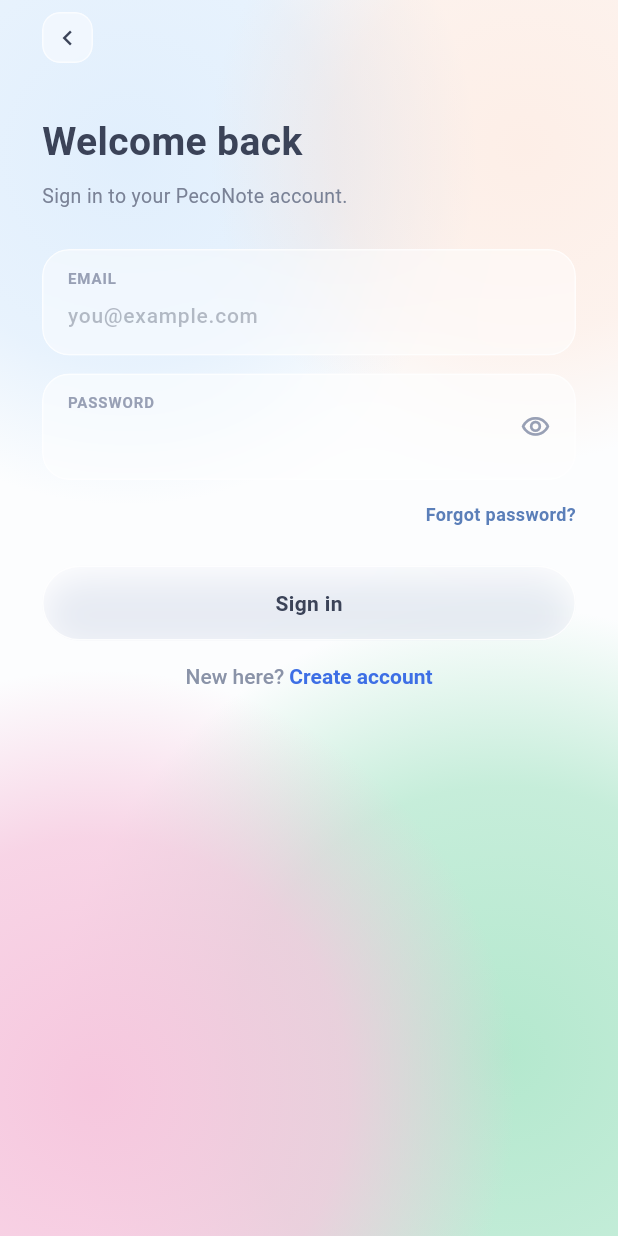
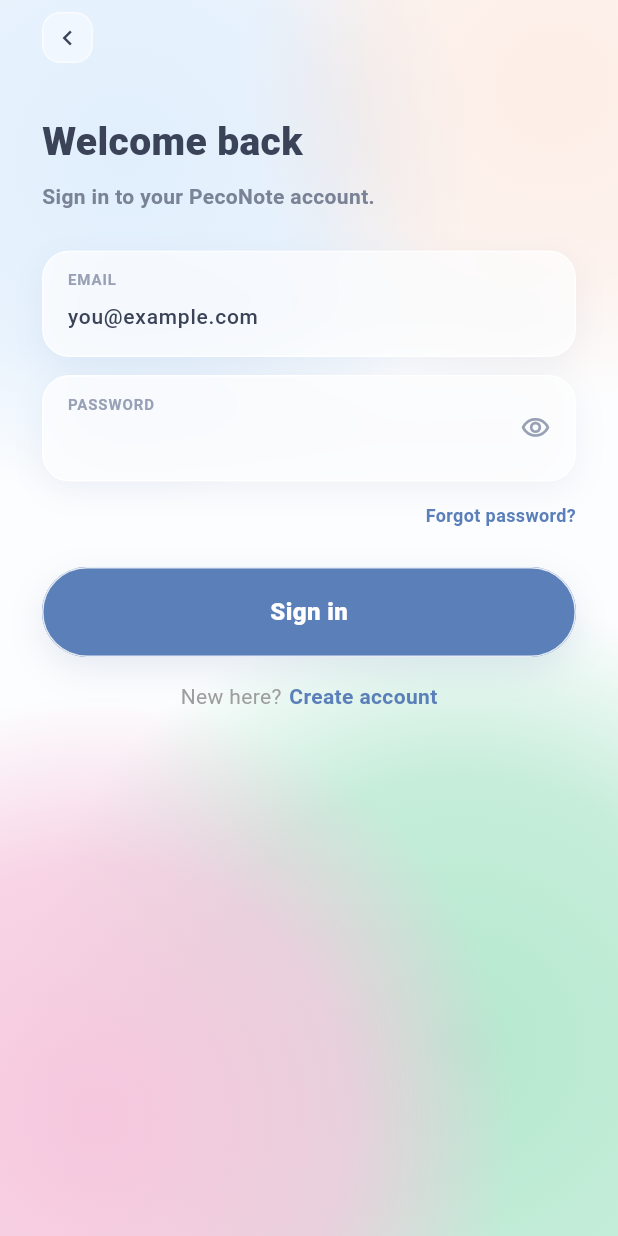
Before and after one commit to OleksiTk/PecoNote_Flutter, a Flutter app: the AuthChoiceScreen screen opened by its route, after a tap on "Continue with Email", on a phone screen of 412 x 824 dp. Run offline on Flutter 3.47's test engine with Material 3 defaults, Android fonts, the light colour scheme and no system bars; our stand-ins replace dio, flutter_dotenv, flutter_riverpod, flutter_secure_storage, go_router, local_auth; accounts and stored records are empty.

Commit message:
add new page home and fix design on auth page

```diff
--- a/lib/app/router/app_router.dart
+++ b/lib/app/router/app_router.dart
@@ -6,6 +6,7 @@
 import '../../features/auth/presentation/screens/login_screen.dart';
 import '../../features/auth/presentation/screens/password_reset_screen.dart';
 import '../../features/auth/presentation/screens/register_screen.dart';
+import '../../features/home/presentation/screens/home_screen.dart';
 import '../../features/onboarding/presentation/screens/onboarding_screen.dart';
 import '../../features/startup/presentation/screens/start_choice_screen.dart';
 import '../../features/startup/presentation/screens/splash_screen.dart';
@@ -98,6 +99,11 @@
           return ReadyScreen(option: option);
         },
       ),
+      GoRoute(
+        path: AppRoute.home.path,
+        name: AppRoute.home.name,
+        builder: (context, state) => const HomeScreen(),
+      ),
     ],
   );
 });
--- a/lib/app/router/app_routes.dart
+++ b/lib/app/router/app_routes.dart
@@ -7,7 +7,8 @@
   forgotPassword('/auth/forgot-password'),
   resetPassword('/reset-password'),
   startChoice('/start'),
-  ready('/ready');
+  ready('/ready'),
+  home('/home');
 
   const AppRoute(this.path);
 
--- a/lib/features/auth/presentation/screens/auth_choice_screen.dart
+++ b/lib/features/auth/presentation/screens/auth_choice_screen.dart
@@ -1,14 +1,15 @@
 import 'package:flutter/material.dart';
 import 'package:go_router/go_router.dart';
+import 'package:flutter/gestures.dart';
 
 import '../../../../app/router/app_routes.dart';
 import '../../../../shared/widgets/app_buttons.dart';
 import '../../../../shared/widgets/app_logo.dart';
 import '../../../../shared/widgets/gradient_background.dart';
 
-const _textColor = Color(0xFF3B4358);
+const _textColor = Color(0xFFFFFFFF);
 const _grayText = Color(0xFF7A8296);
-const _accentBlue = Color(0xFF3D6FE5);
+const _accentBlue = Color(0xFF5B7FB9);
 
 class AuthChoiceScreen extends StatelessWidget {
   const AuthChoiceScreen({super.key});
@@ -42,34 +43,50 @@
               const Spacer(flex: 5),
               PillButton(
                 label: 'Continue with Google',
+                backgroundColor: Colors.white,
                 leading: const Icon(
                   Icons.g_mobiledata,
                   size: 26,
-                  color: _textColor,
+                  color: _grayText,
                 ),
-                onPressed: null,
+                onPressed: () => _goToLogin(context),
               ),
               const SizedBox(height: 12),
               PillButton(
                 label: 'Continue with Apple',
-                leading: const Icon(Icons.apple, size: 20, color: _textColor),
-                onPressed: null,
+                backgroundColor: Colors.white,
+                leading: const Icon(Icons.apple, size: 20, color: _grayText),
+
+                onPressed: () => _goToLogin(context),
               ),
               const SizedBox(height: 12),
               PillButton(
                 label: 'Continue with Email',
+                backgroundColor: Colors.white,
                 leading: const Icon(
                   Icons.email_outlined,
                   size: 20,
-                  color: _textColor,
+                  color: _grayText,
                 ),
                 onPressed: () => _goToLogin(context),
               ),
               const SizedBox(height: 10),
-              TextLinkRow(
-                prefix: 'No account?',
-                linkLabel: 'Sign up',
-                onTap: () => _goToRegister(context),
+              Text.rich(
+                TextSpan(
+                  text: 'No account? ',
+                  style: const TextStyle(color: Colors.grey, fontSize: 14),
+                  children: [
+                    TextSpan(
+                      text: 'Sign up',
+                      style: const TextStyle(
+                        color: _accentBlue,
+                        fontWeight: FontWeight.bold,
+                      ),
+                      recognizer: TapGestureRecognizer()
+                        ..onTap = () => _goToRegister(context),
+                    ),
+                  ],
+                ),
               ),
               const SizedBox(height: 10),
               Padding(
@@ -78,7 +95,7 @@
                   textAlign: TextAlign.center,
                   text: const TextSpan(
                     style: TextStyle(
-                  fontSize: 10,
+                      fontSize: 12,
                       color: _grayText,
                       height: 1.4,
                     ),
@@ -87,7 +104,7 @@
                       TextSpan(
                         text: 'Terms of Service',
                         style: TextStyle(
-                          color: _accentBlue,
+                          color: _grayText,
                           fontWeight: FontWeight.w600,
                         ),
                       ),
@@ -95,7 +112,7 @@
                       TextSpan(
                         text: 'Privacy Policy',
                         style: TextStyle(
-                          color: _accentBlue,
+                          color: _grayText,
                           fontWeight: FontWeight.w600,
                         ),
                       ),
--- a/lib/features/auth/presentation/screens/login_screen.dart
+++ b/lib/features/auth/presentation/screens/login_screen.dart
@@ -1,5 +1,6 @@
 import 'dart:async';
 
+import 'package:flutter/gestures.dart';
 import 'package:flutter/material.dart';
 import 'package:flutter_riverpod/flutter_riverpod.dart';
 import 'package:go_router/go_router.dart';
@@ -13,6 +14,7 @@
 
 const _textColor = Color(0xFF3B4358);
 const _grayText = Color(0xFF7A8296);
+const _accentBlue = Color(0xFF5B7FB9);
 
 class LoginScreen extends ConsumerStatefulWidget {
   const LoginScreen({super.key});
@@ -81,14 +83,18 @@
                 'Welcome back',
                 style: TextStyle(
                   fontSize: 26,
-                  fontWeight: FontWeight.w700,
+                  fontWeight: FontWeight.w900,
                   color: _textColor,
                 ),
               ),
               const SizedBox(height: 8),
               const Text(
                 'Sign in to your PecoNote account.',
-                style: TextStyle(fontSize: 13, color: _grayText),
+                style: TextStyle(
+                  fontSize: 14,
+                  color: _grayText,
+                  fontWeight: FontWeight.w600,
+                ),
               ),
               const SizedBox(height: 26),
               AppTextField(
@@ -119,7 +125,7 @@
                       style: TextStyle(
                         fontSize: 12,
                         fontWeight: FontWeight.w600,
-                        color: Color(0xFF5B7FB9),
+                        color: _accentBlue,
                       ),
                     ),
                   ),
@@ -138,13 +144,35 @@
               PillButton(
                 label: _loading ? 'Signing in…' : 'Sign in',
                 onPressed: _loading ? null : () => unawaited(_signIn()),
+                backgroundColor: _accentBlue,
+                foregroundColor: Colors.white,
               ),
               const SizedBox(height: 16),
-              TextLinkRow(
-                prefix: 'New here?',
-                linkLabel: 'Create account',
-                onTap: () => context.goNamed(AppRoute.register.name),
+
+              Container(
+                alignment: Alignment.center,
+                child: Text.rich(
+                  TextSpan(
+                    text: 'New here?',
+                    style: const TextStyle(color: Colors.grey, fontSize: 14),
+                    children: [
+                      const WidgetSpan(child: SizedBox(width: 5)),
+
+                      TextSpan(
+                        text: 'Create account',
+                        style: const TextStyle(
+                          color: _accentBlue,
+                          fontWeight: FontWeight.bold,
+                        ),
+                        recognizer: TapGestureRecognizer()
+                          ..onTap = () =>
+                              context.goNamed(AppRoute.register.name),
+                      ),
+                    ],
+                  ),
+                ),
               ),
+
               const SizedBox(height: 24),
             ],
           ),
--- a/lib/features/startup/presentation/screens/start_choice_screen.dart
+++ b/lib/features/startup/presentation/screens/start_choice_screen.dart
@@ -86,7 +86,7 @@
                 iconColor: const Color(0xFFC1602E),
                 title: 'Try the demo',
                 subtitle: 'Look around with sample data first.',
-                onTap: () => _selectAndContinue(context, 'Try the demo'),
+                onTap: () => context.goNamed(AppRoute.home.name),
               ),
             ],
           ),
--- a/lib/shared/widgets/app_buttons.dart
+++ b/lib/shared/widgets/app_buttons.dart
@@ -23,53 +23,50 @@
   final Widget? leading;
 
   @override
+  @override
+  @override
   Widget build(BuildContext context) {
-    return SizedBox(
+    final enabled = onPressed != null;
+    return Container(
       width: double.infinity,
-      height: 50,
-      child: ClipRRect(
-        borderRadius: BorderRadius.circular(99),
-        child: BackdropFilter(
-          filter: ImageFilter.blur(sigmaX: 24, sigmaY: 24),
-          child: Material(
-            color: backgroundColor.withValues(
-              alpha: onPressed == null ? 0.32 : 0.62,
-            ),
-            child: InkWell(
-              onTap: onPressed,
-              child: DecoratedBox(
+      height: 60,
       decoration: BoxDecoration(
         borderRadius: BorderRadius.circular(99),
-                  border: Border.all(
-                    color: Colors.white.withValues(alpha: 0.85),
-                  ),
         boxShadow: [
           BoxShadow(
-                      color: const Color(
-                        0xFF6E87B4,
-                      ).withValues(alpha: 0.16),
+            color: const Color(0xFF6E87B4).withValues(alpha: 0.16),
             blurRadius: 20,
             offset: const Offset(0, 8),
           ),
         ],
       ),
+      child: ClipRRect(
+        borderRadius: BorderRadius.circular(99),
+        child: Material(
+          color: enabled
+              ? backgroundColor
+              : backgroundColor.withValues(alpha: 0.5),
+          child: InkWell(
+            onTap: onPressed,
+            child: Container(
+              alignment: Alignment.center,
+              decoration: BoxDecoration(
+                borderRadius: BorderRadius.circular(99),
+                border: Border.all(color: Colors.white.withValues(alpha: 0.85)),
+              ),
               child: Row(
                 mainAxisAlignment: MainAxisAlignment.center,
                 children: [
-                    if (leading != null) ...[
-                      leading!,
-                      const SizedBox(width: 10),
-                    ],
+                  if (leading != null) ...[leading!, const SizedBox(width: 10)],
                   Text(
                     label,
                     style: TextStyle(
-                        fontSize: 14,
-                        fontWeight: FontWeight.w700,
+                      fontSize: 16,
+                      fontWeight: FontWeight.w900,
                       color: foregroundColor,
                     ),
                   ),
                 ],
-                ),
               ),
             ),
           ),
@@ -173,7 +170,11 @@
                 borderRadius: BorderRadius.circular(12),
                 border: Border.all(color: Colors.white.withValues(alpha: 0.65)),
               ),
-          child: const Icon(Icons.chevron_left, size: 20, color: _textColor),
+              child: const Icon(
+                Icons.chevron_left,
+                size: 20,
+                color: _textColor,
+              ),
             ),
           ),
         ),
--- a/lib/shared/widgets/app_text_field.dart
+++ b/lib/shared/widgets/app_text_field.dart
@@ -37,16 +37,29 @@
 
   @override
   Widget build(BuildContext context) {
-    return ClipRRect(
+    return Container(
+      decoration: BoxDecoration(
+        borderRadius: BorderRadius.circular(18),
+        boxShadow: [
+          BoxShadow(
+            color: const Color(0xFF6E87B4).withValues(alpha: 0.10),
+            blurRadius: 18,
+            offset: const Offset(0, 6),
+          ),
+        ],
+      ),
+      child: ClipRRect(
         borderRadius: BorderRadius.circular(18),
         child: BackdropFilter(
           filter: ImageFilter.blur(sigmaX: 22, sigmaY: 22),
           child: Container(
             padding: const EdgeInsets.symmetric(horizontal: 16, vertical: 11),
             decoration: BoxDecoration(
-            color: Colors.white.withValues(alpha: 0.45),
+              color: Colors.white.withValues(alpha: 0.72), // було 0.45
+              border: Border.all(
+                color: Colors.white.withValues(alpha: 0.9),
+              ), // було 0.70
               borderRadius: BorderRadius.circular(18),
-            border: Border.all(color: Colors.white.withValues(alpha: 0.70)),
             ),
             child: Row(
               children: [
@@ -79,9 +92,7 @@
                           isDense: true,
                           border: InputBorder.none,
                           hintText: widget.hintText,
-                    hintStyle: TextStyle(
-                      color: _textColor.withValues(alpha: 0.35),
-                    ),
+                          hintStyle: TextStyle(color: _textColor),
                         ),
                       ),
                       if (widget.errorText != null) ...[
@@ -112,6 +123,7 @@
             ),
           ),
         ),
+      ),
     );
   }
 }
--- a/lib/shared/widgets/gradient_background.dart
+++ b/lib/shared/widgets/gradient_background.dart
@@ -6,15 +6,25 @@
 /// [vivid] — насичені плями у всіх чотирьох кутках (сплеш, вибір способу входу).
 /// Не-[vivid] ("м'який") варіант притлумлює верхні плями, лишаючи верх майже
 /// білим під заголовки й картки, а кольоровий "серпанок" концентрує знизу.
+///
+/// Кожна пляма рухається по еліпсу за спільною формулою:
+///   dx(t) = travelX · sin(2π·t/T + φ)
+///   dy(t) = travelY · cos(2π·t/T + φ)
+/// Усі чотири плями мають один період [period] (T), але зсунуті по фазі
+/// на 90° (π/2) одна від одної — тому рух ніколи не синхронізується й не
+/// "стрибає". Якщо система просить менше анімації (accessibility →
+/// reduce motion), плями завмирають на t=0.
 class GradientBackground extends StatefulWidget {
   const GradientBackground({
     super.key,
     required this.child,
     this.vivid = false,
+    this.period = const Duration(seconds: 22),
   });
 
   final Widget child;
   final bool vivid;
+  final Duration period;
 
   @override
   State<GradientBackground> createState() => _GradientBackgroundState();
@@ -22,15 +32,33 @@
 
 class _GradientBackgroundState extends State<GradientBackground>
     with SingleTickerProviderStateMixin {
+  static const _travelX = 26.0;
+  static const _travelY = 32.0;
+  static const _phaseStep = math.pi / 2; // 90° between layers
+
   late final AnimationController _controller;
 
   @override
   void initState() {
     super.initState();
-    _controller = AnimationController(
-      vsync: this,
-      duration: const Duration(seconds: 16),
-    )..repeat();
+    _controller = AnimationController(vsync: this, duration: widget.period);
+  }
+
+  @override
+  void didChangeDependencies() {
+    super.didChangeDependencies();
+    _syncMotion();
+  }
+
+  void _syncMotion() {
+    final reduceMotion = MediaQuery.maybeOf(context)?.disableAnimations ?? false;
+    if (reduceMotion) {
+      _controller
+        ..stop()
+        ..value = 0;
+    } else if (!_controller.isAnimating) {
+      _controller.repeat();
+    }
   }
 
   @override
@@ -63,8 +91,8 @@
                       opacity: topOpacity,
                       top: true,
                       left: true,
-                      dx: 26 * math.sin(t),
-                      dy: 32 * math.cos(t * 0.8),
+                      dx: _travelX * math.sin(t),
+                      dy: _travelY * math.cos(t),
                     ),
                     _cornerBlob(
                       color: const Color(0xFFFFD3BC), // orange → правий верх
@@ -72,8 +100,8 @@
                       opacity: topOpacity,
                       top: true,
                       left: false,
-                      dx: 26 * math.cos(t * 0.9 + 1.0),
-                      dy: 32 * math.sin(t * 0.7 + 1.0),
+                      dx: _travelX * math.sin(t + _phaseStep),
+                      dy: _travelY * math.cos(t + _phaseStep),
                     ),
                     _cornerBlob(
                       color: const Color(0xFFB4E8CE), // green → правий низ
@@ -81,8 +109,8 @@
                       opacity: 1.0,
                       top: false,
                       left: false,
-                      dx: 26 * math.sin(t * 0.6 + 2.0),
-                      dy: 32 * math.cos(t + 2.0),
+                      dx: _travelX * math.sin(t + 2 * _phaseStep),
+                      dy: _travelY * math.cos(t + 2 * _phaseStep),
                     ),
                     _cornerBlob(
                       color: const Color(0xFFF6C7DE), // pink → лівий низ
@@ -90,8 +118,8 @@
                       opacity: 1.0,
                       top: false,
                       left: true,
-                      dx: 26 * math.cos(t * 0.7 + 3.0),
-                      dy: 32 * math.sin(t * 0.9 + 3.0),
+                      dx: _travelX * math.sin(t + 3 * _phaseStep),
+                      dy: _travelY * math.cos(t + 3 * _phaseStep),
                     ),
                   ],
                 );
```
Also changed, not shown: lib/features/auth/presentation/screens/register_screen.dart (+9 -2 lines), lib/features/home/presentation/screens/home_screen.dart (added, +503 -0 lines), homepage.png (added), image.png (deleted), image1.png (deleted), pubspec.lock, 1 other file. Lines whose indentation alone changed are shown as unchanged.
